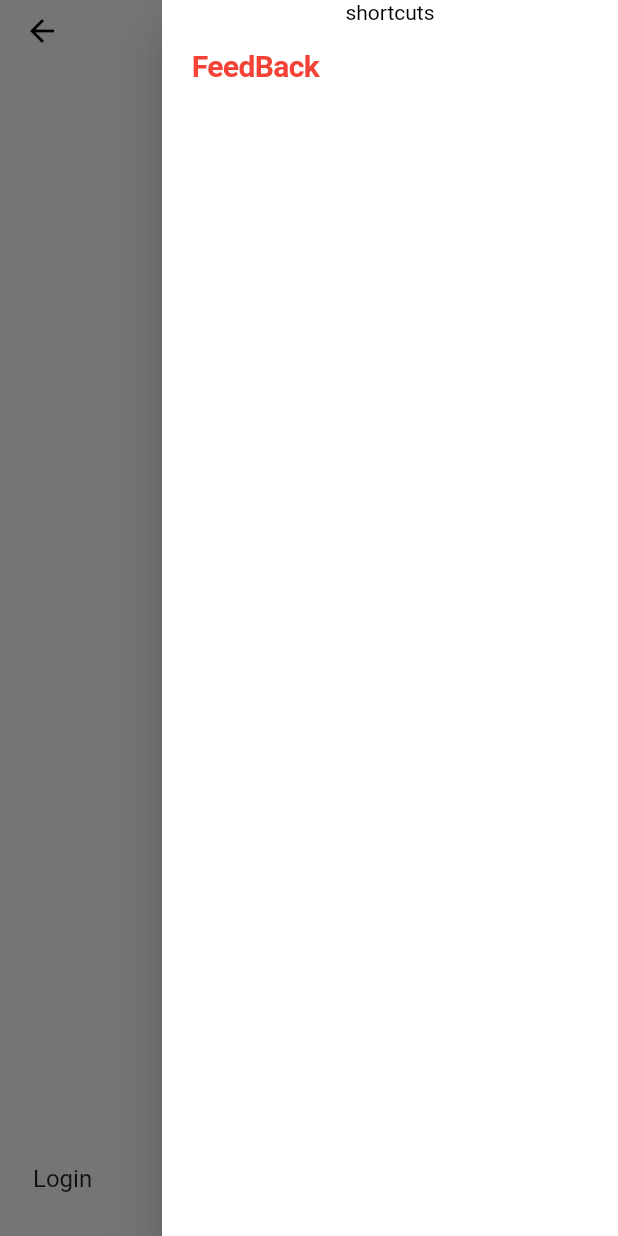
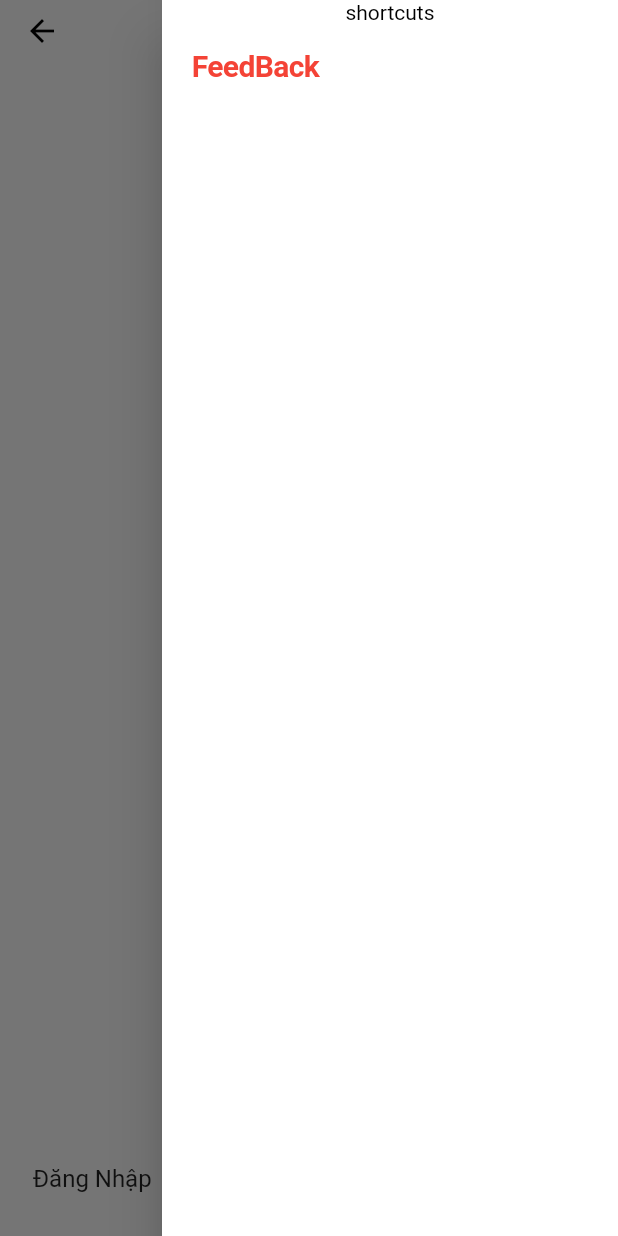
Before and after one commit to haophan1996/nextvoz, a Flutter app: the screen it shows after launch, after a tap on the "menu" icon, on a phone screen of 412 x 824 dp. Run offline on Flutter 3.47's test engine with Material 2 defaults, Android fonts, the phone set to English and light mode, and no system bars; drawn by our look-alikes of sliding_up_panel; our stand-ins replace animated_text_kit, dio, expandable, extended_image, flutter_html, get and 4 more; missing offline and left inert: flutter_reaction_button, flutter_youtube_view, mailer, pinch_zoom_image_last, rich_editor; network calls fail; statements that could not run were skipped.

```diff
--- a/lib/GlobalController.dart
+++ b/lib/GlobalController.dart
@@ -132,6 +132,11 @@ class GlobalController extends GetxController {
       xfUser = await userStorage.read('xf_user');
       xfSession = await userStorage.read('xf_session');
       dio.options.headers['cookie'] = 'xf_user=${xfUser.toString()}; xf_session=${xfSession.toString()}';
+    }
+  }
+
+  Future<void> setAccountUser() async {
+    if (isLogged.value == true) {
       NaviDrawerController.i.avatarUser.value = await userStorage.read('avatarUser');
       NaviDrawerController.i.nameUser.value = await userStorage.read('nameUser');
       NaviDrawerController.i.titleUser.value = await userStorage.read('titleUser');
@@ -146,10 +151,13 @@ class GlobalController extends GetxController {
 
   Future<void> checkUserSetting() async {
     if (userStorage.read('lang') == null) {
-      await userStorage.write('lang', 0);
+      await userStorage.write('lang', 1); // Default Vietnamese
     }
     if (userStorage.read('fontSizeView') == null) {
-      userStorage.write('fontSizeView', 17.0);
+      await userStorage.write('fontSizeView', 18.0); // Default fontSize 18
+    }
+    if (userStorage.read('scrollToMyRepAfterPost') == null) {
+      await userStorage.write('scrollToMyRepAfterPost', true); // D
     }
   }
 
@@ -277,6 +285,7 @@ class GlobalController extends GetxController {
     setDialog(context, 'Xin Vui lòng Đợi', 'Loading');
 
 
+
     final smtpServer = gmail(username, password);
     // Use the SmtpServer class to configure an SMTP server:
     // final smtpServer = SmtpServer('smtp.domain.com');
--- a/lib/Page/NavigationDrawer/NaviDrawerController.dart
+++ b/lib/Page/NavigationDrawer/NaviDrawerController.dart
@@ -80,7 +80,9 @@ class NaviDrawerController extends GetxController {
         if (value.documentElement!.getElementsByClassName('avatar avatar--l').map((e)=>e.innerHtml).first.contains('span') == true){
           avatarUser.value = 'no';
         } else {
-          avatarUser.value = GlobalController.i.url+value.documentElement!.getElementsByClassName('avatarWrapper')[0].getElementsByTagName('img')[0].attributes['src'].toString();
+          final url = GlobalController.i.url+value.documentElement!.getElementsByClassName('avatarWrapper')[0].getElementsByTagName('img')[0].attributes['src'].toString();;
+          print(url);
+          avatarUser.value = url;
         }
       });
     }).then((value) async {
--- a/lib/Page/Settings/SettingsController.dart
+++ b/lib/Page/Settings/SettingsController.dart
@@ -5,6 +5,7 @@ import '../reuseWidget.dart';
 
 class SettingsController extends GetxController {
   RxDouble fontSizeView = 15.0.obs;
+  RxBool switchValuePost = true.obs;
   var langIndex ;
   getLang(){
     return GlobalController.i.userStorage.read('lang');
@@ -16,6 +17,7 @@ class SettingsController extends GetxController {
     super.onInit();
     langIndex = GlobalController.i.userStorage.read('lang');
     fontSizeView.value = GlobalController.i.userStorage.read('fontSizeView');
+    switchValuePost.value = GlobalController.i.userStorage.read('scrollToMyRepAfterPost');
   }
 
   @override
@@ -25,6 +27,7 @@ class SettingsController extends GetxController {
   }
 
   saveButton() async {
+    await GlobalController.i.userStorage.write('scrollToMyRepAfterPost', switchValuePost.value);
     await GlobalController.i.userStorage.write('fontSizeView', fontSizeView.value);
     Get.updateLocale(GlobalController.i.langList.elementAt(langIndex));
     await GlobalController.i.userStorage.write('lang', langIndex).then((value) => Get.back());
--- a/lib/Page/Thread/ThreadUI.dart
+++ b/lib/Page/Thread/ThreadUI.dart
@@ -23,6 +23,7 @@ class ThreadUI extends GetView<ThreadController> {
       appBar: preferredSize(context, controller.theme, ''),
       body: slidingUp(
         360,
+        (value) {},
         controller.panelController,
         GetBuilder<ThreadController>(builder: (controller) {
           return refreshIndicatorConfiguration(
--- a/lib/Page/View/ViewUI.dart
+++ b/lib/Page/View/ViewUI.dart
@@ -20,6 +20,7 @@ class ViewUI extends StatelessWidget {
       backgroundColor: Theme.of(context).backgroundColor,
       body: slidingUp(
         360,
+        (value) {},
         Get.find<ViewController>(tag: GlobalController.i.tagView.last).panelController,
         GetBuilder<ViewController>(
           tag: GlobalController.i.tagView.last,
--- a/lib/Page/home/homeController.dart
+++ b/lib/Page/home/homeController.dart
@@ -1,12 +1,12 @@
 import 'package:get/get.dart';
 import 'package:sliding_up_panel/sliding_up_panel.dart';
 import 'package:vozforums/GlobalController.dart';
-import 'package:vozforums/Page/NavigationDrawer/NaviDrawerController.dart';
 
 class HomeController extends GetxController {
   late String header, label;
   List myHomePage = [];
   late PanelController panelController = PanelController();
+  RxDouble onSliding = 0.0.obs;
 
   @override
   Future<void> onInit() async {
--- a/lib/Page/home/homeUI.dart
+++ b/lib/Page/home/homeUI.dart
@@ -1,3 +1,5 @@
+import 'dart:ui';
+
 import 'package:flutter/cupertino.dart';
 import 'package:flutter/material.dart';
 import 'package:get/get.dart';
@@ -19,6 +21,9 @@ class HomePageUI extends GetView<HomeController> {
       appBar: preferredSize(context, "theNEXTvoz", ''),
       body: slidingUp(
         262,
+        (value) {
+          controller.onSliding.value = value;
+        },
         controller.panelController,
         GetBuilder<HomeController>(
           builder: (controller) {
@@ -54,16 +59,16 @@ class HomePageUI extends GetView<HomeController> {
             );
           },
         ),
-        Container(
-          //elevation: 1,
-          padding: EdgeInsets.only(left: 6,right: 6),
-          child: Column(
-              children: [
-                Obx(
-                      () => GlobalController.i.isLogged.value == false ? login(context) : logged(context),
-                ),
-                whatNew(context)
-              ],
+        Obx(
+          () => BackdropFilter(
+            filter: ImageFilter.blur(sigmaX: controller.onSliding.value * 3.0, sigmaY: controller.onSliding.value * 3.0),
+            child: Container(
+              constraints: BoxConstraints.expand(),
+              padding: EdgeInsets.only(left: 6, right: 6),
+              child: Column(
+                children: [GlobalController.i.isLogged.value == false ? login(context) : logged(context), whatNew(context)],
+              ),
+            ),
           ),
         ),
       ),
--- a/lib/Page/languages.dart
+++ b/lib/Page/languages.dart
@@ -6,7 +6,7 @@ class Language extends Translations{
   Map<String, Map<String, String>> get keys => {
 
     'en_US' : {
-      'lang'    : 'Language:    ',
+      'lang'    : 'Language :',
       'setPage' : 'Settings',
       'blockQuote'   : 'Quote [CLick to expand]: ',
       'notification'    : 'Alerts',
@@ -31,7 +31,7 @@ class Language extends Translations{
       'login'   : 'Login',
       'logout'  : 'Logout',
       'error'   : 'Error',
-      'fontSizeView' : 'Font size  :   ',
+      'fontSizeView' : 'Font size :',
       'unReact' : 'UnReact',
       'react' : 'React ?',
       'sweet' : 'Sweet',
@@ -39,10 +39,11 @@ class Language extends Translations{
       'sweeted' : 'Sweet',
       'bricked' : 'Brick',
       'createPost' : 'New Post',
+      'scrollToMyRepAfterPost' : 'Enable Scroll To My Post:',
 
     },
     'vi_VN' : {
-      'lang'    : 'Ngôn ngữ     : ',
+      'lang'    : 'Ngôn ngữ :',
       'setPage' : 'Cài Đặt',
       'blockQuote'   : 'Quote [Bấm để xem]: ',
       'notification'    : 'Thông Báo',
@@ -67,7 +68,7 @@ class Language extends Translations{
       'login'   : 'Đăng Nhập',
       'logout'  : 'Đăng Xuất',
       'error'   : 'Thông Báo Lỗi',
-      'fontSizeView' : 'Kích Cỡ Chữ:',
+      'fontSizeView' : 'Kích Cỡ Chữ :',
       'unReact' : 'Bỏ React',
       'react' : 'Ưng ?',
       'sweet' : 'Ưng',
@@ -75,6 +76,7 @@ class Language extends Translations{
       'sweeted' : 'Đả Ưng',
       'bricked' : 'Đả Gạch',
       'createPost' : 'Bài Viet Mới',
+      'scrollToMyRepAfterPost' : 'Tự Động Đến Trang Vừa Trả Lời :',
     }
   };
 
--- a/lib/Page/pageNavigation.dart
+++ b/lib/Page/pageNavigation.dart
@@ -59,7 +59,7 @@ Widget pageNavigation(BuildContext context, ItemScrollController scrollControlle
                   itemCount: totalPage,
                   itemBuilder: (context, index) {
                     return Padding(
-                      padding: EdgeInsets.only(left: index == 0 ? 100 : 2, right: index == totalPage - 1 ? 120 : 0),
+                      padding: EdgeInsets.only(left: index == 0 ? 50 : 2, right: index == totalPage - 1 ? 50 : 0),
                       //left: index == 0 ? 100 : 2, right: index == totalPage - 1 ? 120 : 0
                       child: InkWell(
                         onTap: () {
@@ -107,17 +107,11 @@ Widget pageNavigation(BuildContext context, ItemScrollController scrollControlle
   );
 }
 
-Widget slidingUp(double maxHeight, PanelController panelController, Widget bodyWidget, Widget panelWidget) {
-  RxDouble tramsSlide = 0.0.obs;
+Widget slidingUp(double maxHeight,Function (double) onPanelSlide,PanelController panelController, Widget bodyWidget, Widget panelWidget) {
+
   return SlidingUpPanel(
-    onPanelClosed: () {
-      print('close');
-    },
-    onPanelOpened: () {
-      print('open');
-    },
     onPanelSlide: (value) {
-      tramsSlide.value = value;
+      onPanelSlide(value);
     },
     boxShadow: <BoxShadow>[],
     controller: panelController,
@@ -128,7 +122,7 @@ Widget slidingUp(double maxHeight, PanelController panelController, Widget bodyW
     //Get.height * 0.5,
     backdropEnabled: true,
     backdropTapClosesPanel: true,
-    //backdropColor: Colors.transparent,
+    backdropColor: Colors.transparent,
     color: Colors.transparent,
     panel: panelWidget,
     body: bodyWidget,
--- a/lib/main.dart
+++ b/lib/main.dart
@@ -29,6 +29,7 @@ Future<void> main() async {
   await GetStorage.init().then((value) async {
     await GlobalController.i.checkUserSetting();
     await GlobalController.i.setDataUser();
+    await GlobalController.i.setAccountUser();
   });
   runApp(MyPage());
 
```
Also changed, not shown: lib/Page/NavigationDrawer/NaviDrawerUI.dart (+39 -48 lines), lib/Page/PostStatus/PostStatusController.dart (+14 -8 lines), lib/Page/PostStatus/PostStatusUI.dart (+18 -22 lines), lib/Page/Settings/SettingsUI.dart (+17 -2 lines), lib/Page/View/ViewController.dart (+10 -1 lines), lib/Page/reuseWidget.dart (+23 -5 lines).
